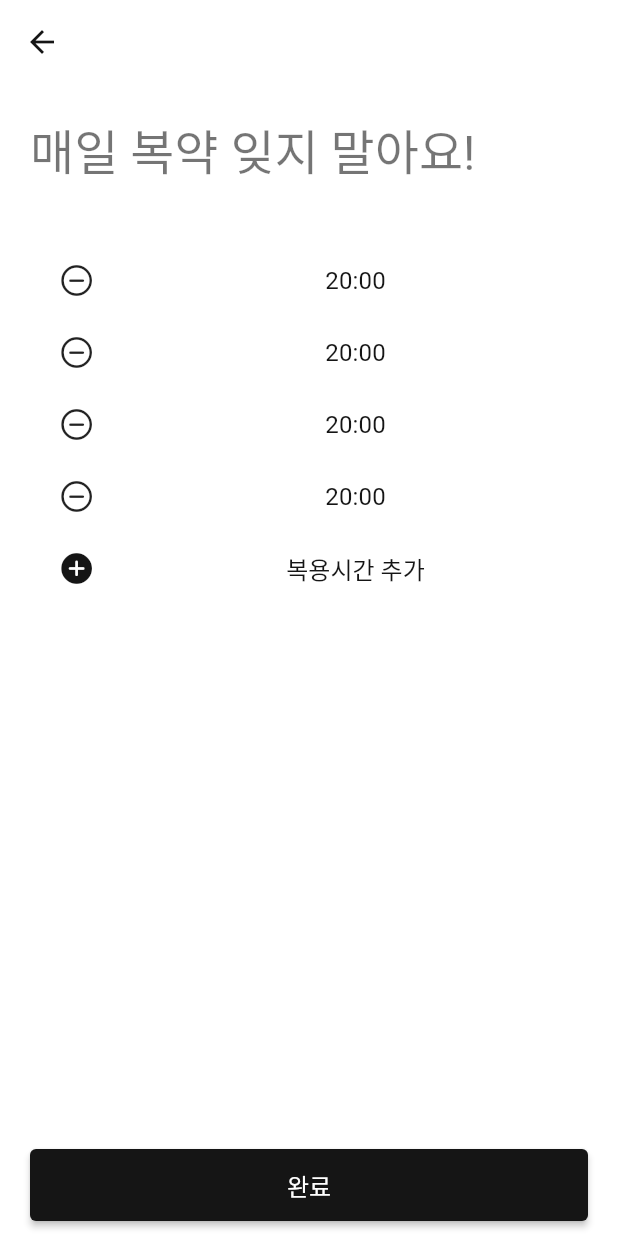
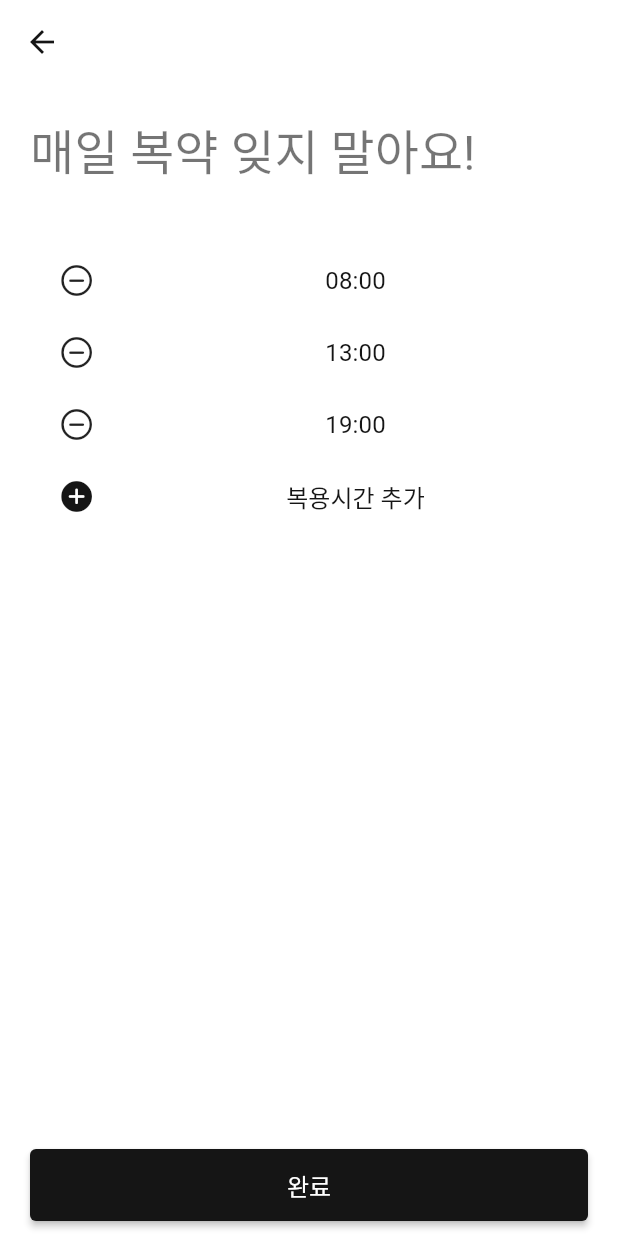
Before and after one commit to adbr-dev/dory, a Flutter app: the AddAlarmPage screen opened directly with empty values, on a phone screen of 412 x 824 dp. Run offline on Flutter 3.47's test engine with Material 2 defaults, Android fonts, the phone set to English and light mode, and no system bars; our stand-ins replace image_picker; Roboto replaces fonts that are missing (GmarketSansTTF).

Commit message:
feat: 두번째 추가창 화면 기능구현 1,2

```diff
--- a/lib/pages/add_medicine/add_alarm_page.dart
+++ b/lib/pages/add_medicine/add_alarm_page.dart
@@ -3,13 +3,15 @@ import 'dart:io';
 import 'package:dory/components/dory_colors.dart';
 import 'package:dory/components/dory_constants.dart';
 import 'package:dory/components/dory_widgets.dart';
+import 'package:dory/services/add_medicine_serivce.dart';
 import 'package:flutter/cupertino.dart';
 import 'package:flutter/material.dart';
+import 'package:intl/intl.dart';
 
 import 'components/add_page_widget.dart';
 
 class AddAlarmPage extends StatelessWidget {
-  const AddAlarmPage({
+  AddAlarmPage({
     Key? key,
     required this.medicineImage,
     required this.medicineName,
@@ -17,6 +19,8 @@ class AddAlarmPage extends StatelessWidget {
 
   final File? medicineImage;
   final String medicineName;
+
+  final service = AddMedicineService();
 
   @override
   Widget build(BuildContext context) {
@@ -30,14 +34,13 @@ class AddAlarmPage extends StatelessWidget {
           ),
           const SizedBox(height: largeSpace),
           Expanded(
-            child: ListView(
-              children: const [
-                AlarmBox(),
-                AlarmBox(),
-                AlarmBox(),
-                AlarmBox(),
-                AddAlarmButton(),
-              ],
+            child: AnimatedBuilder(
+              animation: service,
+              builder: (context, _) {
+                return ListView(
+                  children: alarmWidgets,
+                );
+              },
             ),
           ),
         ],
@@ -48,12 +51,33 @@ class AddAlarmPage extends StatelessWidget {
       ),
     );
   }
+
+  List<Widget> get alarmWidgets {
+    final children = <Widget>[];
+    children.addAll(
+      service.alarms.map(
+        (alarmTime) => AlarmBox(
+          time: alarmTime,
+          service: service,
+        ),
+      ),
+    );
+    children.add(AddAlarmButton(
+      service: service,
+    ));
+    return children;
+  }
 }
 
 class AlarmBox extends StatelessWidget {
   const AlarmBox({
     Key? key,
+    required this.time,
+    required this.service,
   }) : super(key: key);
+
+  final String time;
+  final AddMedicineService service;
 
   @override
   Widget build(BuildContext context) {
@@ -62,7 +86,9 @@ class AlarmBox extends StatelessWidget {
         Expanded(
           flex: 1,
           child: IconButton(
-            onPressed: () {},
+            onPressed: () {
+              service.removeAlarm(time);
+            },
             icon: const Icon(CupertinoIcons.minus_circle),
           ),
         ),
@@ -76,13 +102,47 @@ class AlarmBox extends StatelessWidget {
               showModalBottomSheet(
                 context: context,
                 builder: (context) {
+                  return TimePickerBottomSheet(
+                    initialTime: time,
+                    service: service,
+                  );
+                },
+              );
+            },
+            child: Text(time),
+          ),
+        )
+      ],
+    );
+  }
+}
+
+// ignore: must_be_immutable
+class TimePickerBottomSheet extends StatelessWidget {
+  TimePickerBottomSheet({
+    Key? key,
+    required this.initialTime,
+    required this.service,
+  }) : super(key: key);
+
+  final String initialTime;
+  final AddMedicineService service;
+  DateTime? _setDateTime;
+
+  @override
+  Widget build(BuildContext context) {
+    final initialDateTime = DateFormat('HH:mm').parse(initialTime);
+
     return BottomSheetBody(
       children: [
         SizedBox(
           height: 200,
           child: CupertinoDatePicker(
-                          onDateTimeChanged: (dateTime) {},
+            onDateTimeChanged: (dateTime) {
+              _setDateTime = dateTime;
+            },
             mode: CupertinoDatePickerMode.time,
+            initialDateTime: initialDateTime,
           ),
         ),
         const SizedBox(height: regularSpace),
@@ -93,12 +153,11 @@ class AlarmBox extends StatelessWidget {
                 height: submitButtonHeight,
                 child: ElevatedButton(
                   style: ElevatedButton.styleFrom(
-                                  textStyle:
-                                      Theme.of(context).textTheme.subtitle1,
+                    textStyle: Theme.of(context).textTheme.subtitle1,
                     primary: Colors.white,
                     onPrimary: DoryColors.primaryColor,
                   ),
-                                onPressed: () {},
+                  onPressed: () => Navigator.pop(context),
                   child: const Text('취소'),
                 ),
               ),
@@ -109,23 +168,20 @@ class AlarmBox extends StatelessWidget {
                 height: submitButtonHeight,
                 child: ElevatedButton(
                   style: ElevatedButton.styleFrom(
-                                  textStyle:
-                                      Theme.of(context).textTheme.subtitle1,
+                    textStyle: Theme.of(context).textTheme.subtitle1,
                   ),
-                                onPressed: () {},
+                  onPressed: () {
+                    service.setAlarm(
+                      prevTime: initialTime,
+                      setTime: _setDateTime ?? initialDateTime,
+                    );
+                    Navigator.pop(context);
+                  },
                   child: const Text('선택'),
                 ),
               ),
             ),
           ],
-                      )
-                    ],
-                  );
-                },
-              );
-            },
-            child: const Text('20:00'),
-          ),
         )
       ],
     );
@@ -135,7 +191,10 @@ class AlarmBox extends StatelessWidget {
 class AddAlarmButton extends StatelessWidget {
   const AddAlarmButton({
     Key? key,
+    required this.service,
   }) : super(key: key);
+
+  final AddMedicineService service;
 
   @override
   Widget build(BuildContext context) {
@@ -144,7 +203,7 @@ class AddAlarmButton extends StatelessWidget {
         padding: const EdgeInsets.symmetric(horizontal: 0, vertical: 6),
         textStyle: Theme.of(context).textTheme.subtitle1,
       ),
-      onPressed: () {},
+      onPressed: service.addNowAlarm,
       child: Row(
         children: const [
           Expanded(
--- /dev/null
+++ b/lib/services/add_medicine_serivce.dart
@@ -0,0 +1,34 @@
+import 'package:flutter/foundation.dart';
+import 'package:intl/intl.dart';
+
+class AddMedicineService with ChangeNotifier {
+  final _alarms = <String>{
+    '08:00',
+    '13:00',
+    '19:00',
+  };
+
+  Set<String> get alarms => _alarms;
+
+  void addNowAlarm() {
+    final now = DateTime.now();
+    final nowTime = DateFormat('HH:mm').format(now);
+
+    _alarms.add(nowTime);
+    notifyListeners();
+  }
+
+  void removeAlarm(String alarmTime) {
+    _alarms.remove(alarmTime);
+    notifyListeners();
+  }
+
+  void setAlarm({required String prevTime, required DateTime setTime}) {
+    _alarms.remove(prevTime);
+
+    final setTimeStr = DateFormat('HH:mm').format(setTime);
+    _alarms.add(setTimeStr);
+
+    notifyListeners();
+  }
+}
--- a/pubspec.yaml
+++ b/pubspec.yaml
@@ -37,6 +37,9 @@ dependencies:
 
   # get image
   image_picker: ^0.8.4+4
+
+  # datetime formatting
+  intl: ^0.17.0
 
 dev_dependencies:
   flutter_test:
```
Also changed, not shown: pubspec.lock. Lines whose indentation alone changed are shown as unchanged.
